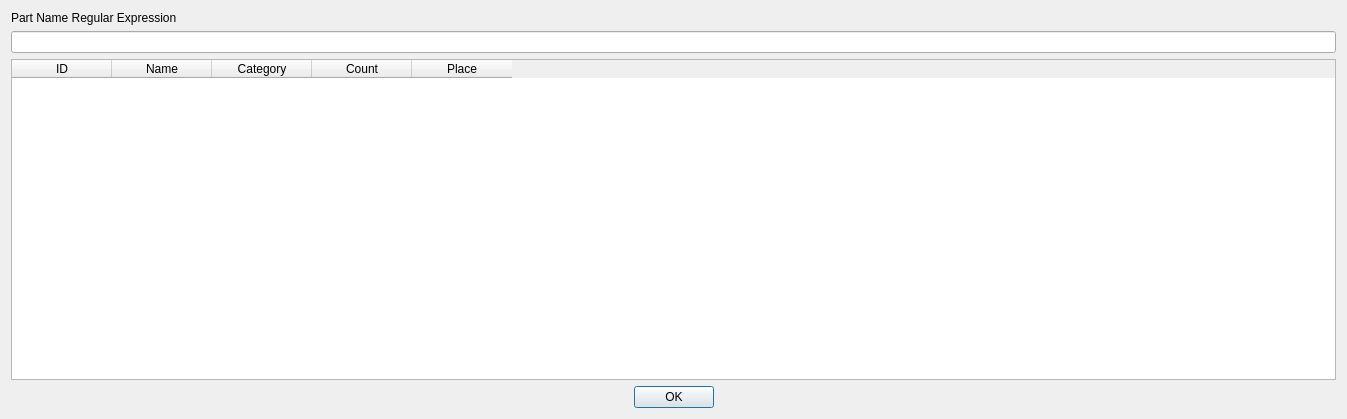
Qt form partsDialog.ui (andi8086/chaoticspace) before a commit.
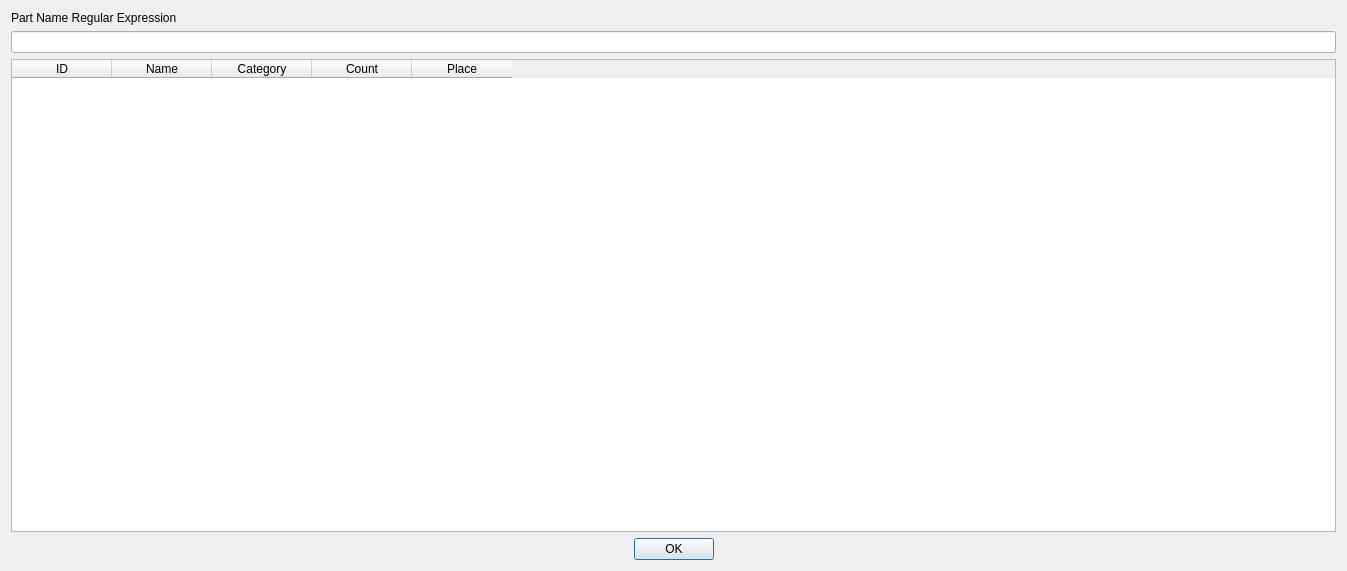
The same form after that commit.

The edit to the form file:
```diff
--- a/partsDialog.ui
+++ b/partsDialog.ui
@@ -10,7 +10,7 @@
     <x>0</x>
     <y>0</y>
     <width>1347</width>
-    <height>419</height>
+    <height>571</height>
    </rect>
   </property>
   <property name="windowTitle">
```
